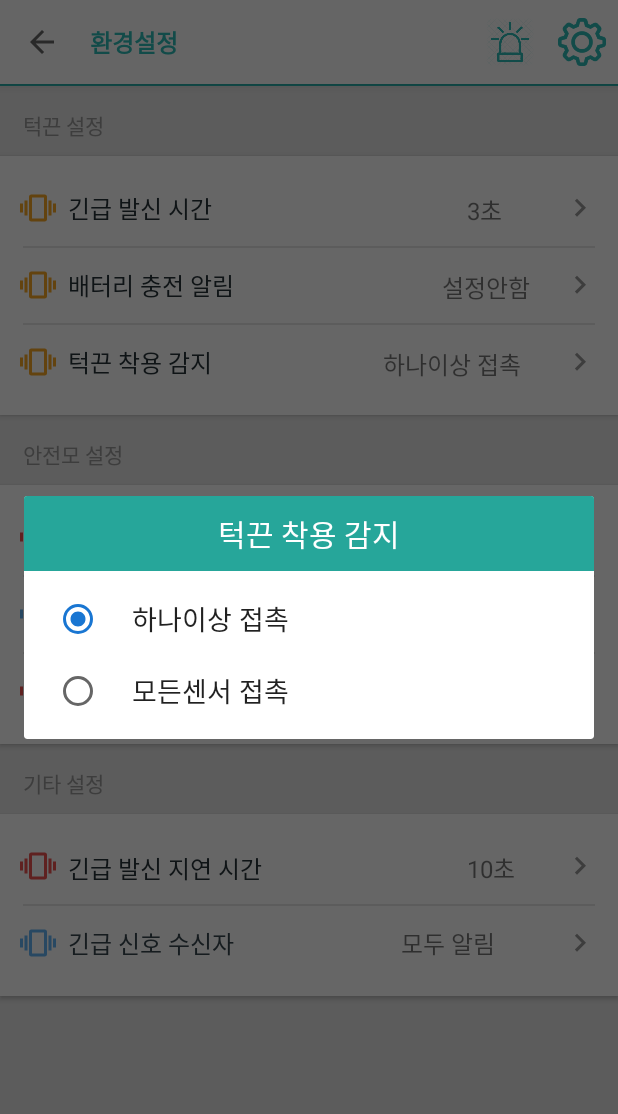
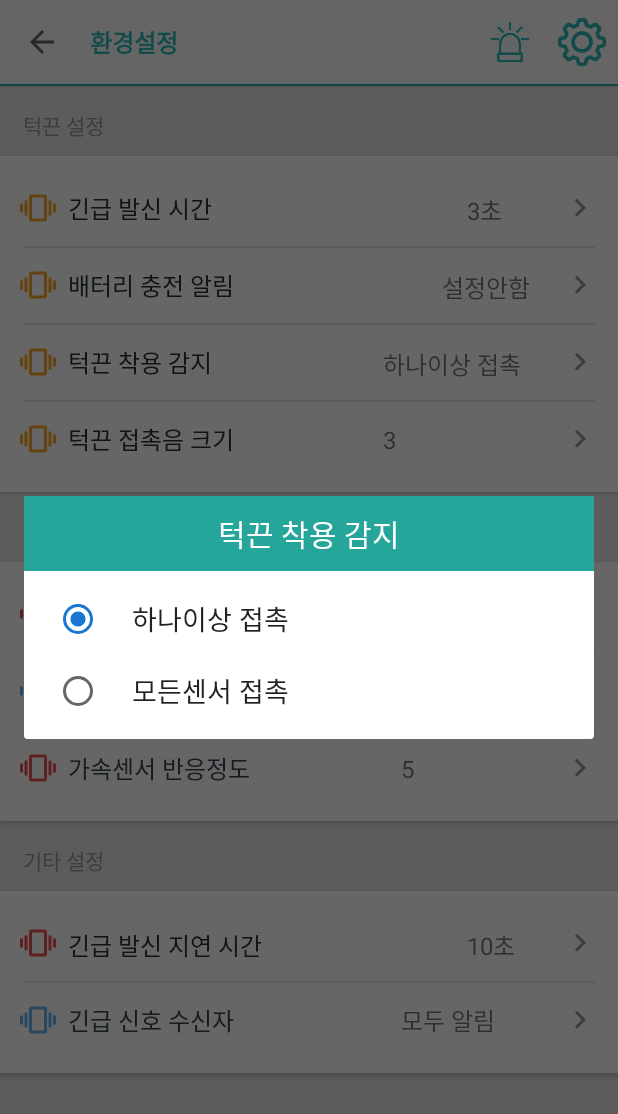
Before and after one commit to iotcr2020/smarker_kt, an Android app: the SettingActivity screen opened directly, with no data from a screen before it, after a tap on "턱끈 착용 감지", on a phone screen of 412 x 824 dp. Shown: the top 1114 px of the screen. Run offline under Robolectric (Android 15) with nearby library versions, the phone set to English and light mode, and no system bars.

Commit message:
턱끈 접촉음 크기

```diff
--- a/app/src/main/java/com/anders/SMarker/SettingActivity.java
+++ b/app/src/main/java/com/anders/SMarker/SettingActivity.java
@@ -24,13 +24,14 @@ import com.anders.SMarker.utils.Tools;
 
 public class SettingActivity extends AppCompatActivity {
 
-    TextView str_time_val,str_battery_val,str_sensing_val, str_acl_val;;
+    TextView str_time_val,str_battery_val,str_sensing_val, str_volume_val, str_acl_val;;
     TextView helmet_time_val,helmet_battery_val,helmet_acl_val;
     TextView etc_time_val,etc_receiver_val;
 
     int str_time_set, str_battery_set, str_sensing_set, str_acl_set = 0;
     int helmet_time_set,helmet_battery_set = 0;
     int helmet_acl_set = 4;
+    int str_volume_set = 2;
     int etc_time_set, etc_receiver_set = 0;
 
     SharedPreferences auto;
@@ -46,6 +47,7 @@ public class SettingActivity extends AppCompatActivity {
         str_time_val = (TextView)findViewById(R.id.str_time_val);
         str_battery_val = (TextView)findViewById(R.id.str_battery_val);
         str_sensing_val = (TextView)findViewById(R.id.str_sensing_val);
+        str_volume_val = (TextView)findViewById(R.id.str_volume_val);
         str_acl_val = (TextView)findViewById(R.id.str_acl_val);
         helmet_time_val = (TextView)findViewById(R.id.helmet_id_val);
         helmet_battery_val = (TextView)findViewById(R.id.strip_id_val);
@@ -116,11 +118,13 @@ public class SettingActivity extends AppCompatActivity {
         etc_receiver_set = auto.getInt("etc_receiver",etc_receiver_set);
         helmet_acl_set = auto.getInt("helmet_acl",helmet_acl_set);
         str_acl_set = auto.getInt("str_acl",str_acl_set);
+        str_volume_set = auto.getInt("str_volume",str_volume_set);
 
         if(auto != null){
             str_time_val.setText(getResources().getStringArray(R.array.setting_str_time)[str_time_set]);
             str_battery_val.setText(getResources().getStringArray(R.array.setting_str_battery)[str_battery_set]);
             str_sensing_val.setText(getResources().getStringArray(R.array.setting_str_sensing)[str_sensing_set]);
+            str_volume_val.setText(getResources().getStringArray(R.array.setting_volume)[str_volume_set]);
             str_acl_val.setText(getResources().getStringArray(R.array.setting_helmet_acl)[str_acl_set]);
 
             helmet_time_val.setText(getResources().getStringArray(R.array.setting_helmet_time)[helmet_time_set]);
@@ -144,6 +148,9 @@ public class SettingActivity extends AppCompatActivity {
                 break;
             case R.id.str_sensing://턱끈-턱끈착용감지
                 showStrSensingChoiceDialog();
+                break;
+            case R.id.str_volume://턱끈-민감도 설정
+                showStrVolumeChoiceDialog();
                 break;
             case R.id.str_acl://턱끈-민감도 설정
                 showStrAclChoiceDialog();
@@ -330,6 +337,36 @@ public class SettingActivity extends AppCompatActivity {
                 //최종 커밋
                 editor.commit();
                 sendConfigToHelmet();
+                dialogInterface.dismiss();
+            }
+        });
+        builder.show();
+    }
+
+    //턱끈 접촉음 크기 설정
+    private String str_volume_choice_selected;
+    private void showStrVolumeChoiceDialog() {
+        str_volume_choice_selected = getResources().getStringArray(R.array.setting_volume)[0];
+        final AlertDialog.Builder builder = new AlertDialog.Builder(this,R.style.SettingThemeDialog);
+
+        TextView title = new TextView(this);
+        // You Can Customise your Title here
+        title.setText("턱끈 접촉음 크기");
+        title.setBackgroundColor(getResources().getColor(R.color.teal_400));
+        title.setPadding(15, 15, 15, 15);
+        title.setGravity(Gravity.CENTER);
+        title.setTextColor(Color.WHITE);
+        title.setTextSize(20);
+
+        builder.setCustomTitle(title);
+        builder.setSingleChoiceItems(R.array.setting_volume, str_volume_set, new DialogInterface.OnClickListener() {
+            @Override
+            public void onClick(DialogInterface dialogInterface, int i) {
+                str_volume_choice_selected = String.valueOf(getResources().getStringArray(R.array.setting_volume)[i]);
+                str_volume_val.setText(str_volume_choice_selected);
+                editor.putInt("str_volume",i); // key, value를 이용하여 저장하는 형태
+                //최종 커밋
+                editor.commit();
                 dialogInterface.dismiss();
             }
         });
--- a/app/src/main/java/com/anders/SMarker/http/NetworkTask.java
+++ b/app/src/main/java/com/anders/SMarker/http/NetworkTask.java
@@ -5,8 +5,8 @@ import android.os.AsyncTask;
 import android.util.Log;
 
 public class NetworkTask extends AsyncTask<Void, Void, String> {
-    //public static final String API_SERVER_ADRESS ="http://211.233.58.32:80";
     public static final String API_SERVER_ADRESS ="https://smarker.co.kr/kt";
+    //public static final String API_SERVER_ADRESS ="https://ktsmarkerweb.kt.co.kr";
     public static final String API_CHECK_PHONE_NUMBER = API_SERVER_ADRESS + "/api/check_phone_number.php"  ;
     public static final String API_CHECK_AGREE = API_SERVER_ADRESS + "/api/select_use_agree.php";
     public static final String API_UPDATE_AGREE = API_SERVER_ADRESS + "/api/update_use_agree.php";
@@ -19,8 +19,8 @@ public class NetworkTask extends AsyncTask<Void, Void, String> {
     public static final String API_MESSAGE_SEND_LIST = API_SERVER_ADRESS+"/api/message_send.php";
     public static final String API_MESSAGE_READ_CHK = API_SERVER_ADRESS+"/api/message_read_chk.php";
     public static final String API_MESSAGE_RECEIVE_INSERT = API_SERVER_ADRESS+"/api/db_message_receive.php";
-    public static final String API_IMAGE_UPLOAD_SERVER= "https://smarker.co.kr/kt/user_images/UploadToServer.php";
-    public static final String API_IMAGE_DELETE_SERVER = "https://smarker.co.kr/kt/user_images/UploadToServerRemove.php";
+    public static final String API_IMAGE_UPLOAD_SERVER= "/user_images/UploadToServer.php";
+    public static final String API_IMAGE_DELETE_SERVER = "/user_images/UploadToServerRemove.php";
     public static final String API_UPDATE_USER_STRIP_MAC =API_SERVER_ADRESS + "/api/UpdateUserStripMac.php";
     public static final String API_UPDATE_USER_Helmet_MAC =API_SERVER_ADRESS + "/api/UpdateUserHelmetMac.php";
     public static final String API_UPDATE_START_WORK = API_SERVER_ADRESS + "/api/update_Start_Work.php";
--- a/app/src/main/java/com/anders/SMarker/utils/SoundManager.java
+++ b/app/src/main/java/com/anders/SMarker/utils/SoundManager.java
@@ -34,13 +34,13 @@ public class SoundManager {
      * 리소스 재생
      * @param rawResource
      */
-    public void play(final int rawResource) {
+    public void play(final int rawResource, final float volume) {
 
         soundPool.load(context, rawResource, 1);
         soundPool.setOnLoadCompleteListener(new SoundPool.OnLoadCompleteListener() {
             @Override
             public void onLoadComplete(SoundPool soundPool, int sampleId, int status) {
-                soundPool.play(sampleId,  1f, 1f, 1, 0, 1);
+                soundPool.play(sampleId,  volume, volume, 1, 0, 1);
             }
         });
     }
--- a/app/src/main/res/layout/activity_setting.xml
+++ b/app/src/main/res/layout/activity_setting.xml
@@ -206,6 +206,59 @@
                             app:srcCompat="@drawable/ic_arrow_right" />
                     </LinearLayout>
                     <!-- 턱끈설정 - 턱끈 착용 감지 end -->
+
+                    <!-- 턱끈설정 -  턱끈 접촉음 크기 -->
+                    <View
+                        android:id="@+id/view21"
+                        android:layout_width="match_parent"
+                        android:layout_height="1dp"
+                        android:layout_marginLeft="@dimen/spacing_large"
+                        android:layout_marginRight="@dimen/spacing_large"
+                        android:background="@color/grey_10" />
+
+                    <LinearLayout
+                        android:id="@+id/str_volume"
+                        android:layout_width="match_parent"
+                        android:layout_height="wrap_content"
+                        android:background="?attr/selectableItemBackground"
+                        android:clickable="true"
+                        android:gravity="center_vertical"
+                        android:minHeight="@dimen/spacing_xxlarge"
+                        android:onClick="clickSetting"
+                        android:orientation="horizontal"
+                        android:paddingLeft="@dimen/spacing_medium"
+                        android:paddingRight="@dimen/spacing_medium">
+
+                        <ImageButton
+                            android:layout_width="@dimen/spacing_xmlarge"
+                            android:layout_height="@dimen/spacing_xmlarge"
+                            android:background="@android:color/transparent"
+                            android:tint="@color/yellow_800"
+                            app:srcCompat="@drawable/ic_vibration" />
+
+                        <TextView
+                            android:layout_width="0dp"
+                            android:layout_height="wrap_content"
+                            android:layout_weight="1"
+                            android:text="턱끈 접촉음 크기"
+                            android:textAppearance="@style/TextAppearance.AppCompat.Subhead"
+                            android:textColor="@color/grey_90" />
+
+                        <TextView
+                            android:id="@+id/str_volume_val"
+                            android:layout_width="111dp"
+                            android:layout_height="22dp"
+                            android:textAlignment="textEnd"
+                            android:textSize="16sp" />
+
+                        <ImageButton
+                            android:layout_width="@dimen/spacing_xmlarge"
+                            android:layout_height="@dimen/spacing_xmlarge"
+                            android:background="@android:color/transparent"
+                            android:tint="@color/grey_40"
+                            app:srcCompat="@drawable/ic_arrow_right" />
+                    </LinearLayout>
+                    <!-- 턱끈설정 - 턱끈 접촉음 크기 end -->
 
                     <View
                         android:layout_width="match_parent"
--- a/app/src/main/res/values/array.xml
+++ b/app/src/main/res/values/array.xml
@@ -33,6 +33,13 @@
         <item>35% 이하</item>
         <item>설정안함</item>
     </string-array>
+    <string-array name="setting_volume">
+        <item>1</item>
+        <item>2</item>
+        <item>3</item>
+        <item>4</item>
+        <item>5</item>
+    </string-array>
     <string-array name="setting_helmet_acl">
         <item>1</item>
         <item>2</item>
```
Also changed, not shown: app/src/main/java/com/anders/SMarker/MainActivity.java (+7 -4 lines), app/src/main/java/com/anders/SMarker/service/BleService.java (+8 -8 lines).
